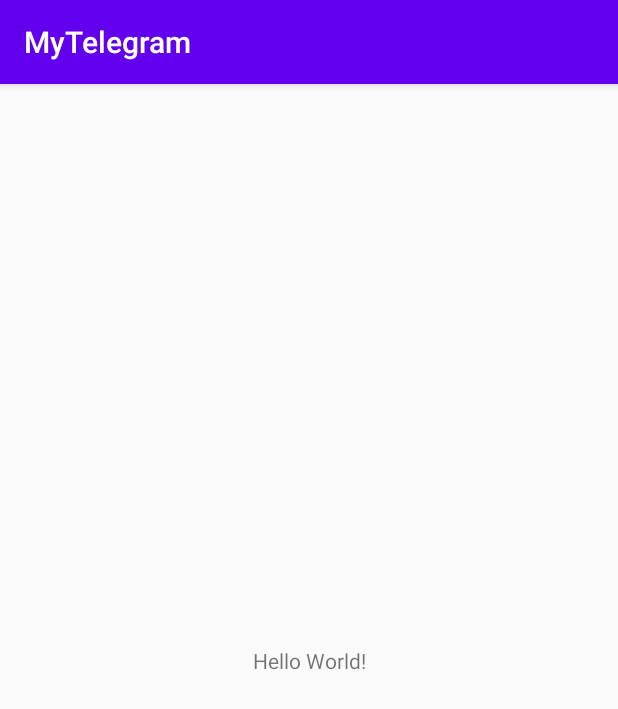
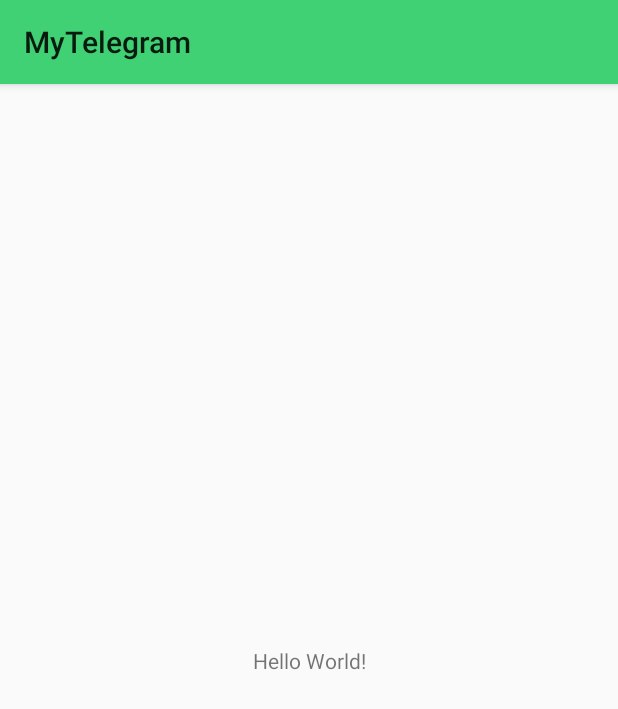
Before and after one commit to maxdexter84/MyTelegram, an Android app: the screen it shows after launch (MainActivity), on a phone screen of 412 x 824 dp. Shown: the top 709 px of the screen. Run offline under Robolectric (Android 15) with nearby library versions, the phone set to English and light mode, and no system bars; our stand-ins replace data binding.

Commit message:
заменил тему на MaterialTheme.Light и поменял цвета приложения

```diff
--- a/app/src/main/res/values/colors.xml
+++ b/app/src/main/res/values/colors.xml
@@ -1,6 +1,6 @@
 <?xml version="1.0" encoding="utf-8"?>
 <resources>
-    <color name="colorPrimary">#6200EE</color>
-    <color name="colorPrimaryDark">#3700B3</color>
-    <color name="colorAccent">#03DAC5</color>
+    <color name="colorPrimary">#40D175</color>
+    <color name="colorPrimaryDark">#429E64</color>
+    <color name="colorAccent">#86EDC1</color>
 </resources>
--- a/app/src/main/res/values/styles.xml
+++ b/app/src/main/res/values/styles.xml
@@ -1,6 +1,6 @@
 <resources>
     <!-- Base application theme. -->
-    <style name="AppTheme" parent="Theme.AppCompat.Light.DarkActionBar">
+    <style name="AppTheme" parent="MaterialTheme.Light">
         <!-- Customize your theme here. -->
         <item name="colorPrimary">@color/colorPrimary</item>
         <item name="colorPrimaryDark">@color/colorPrimaryDark</item>
```
